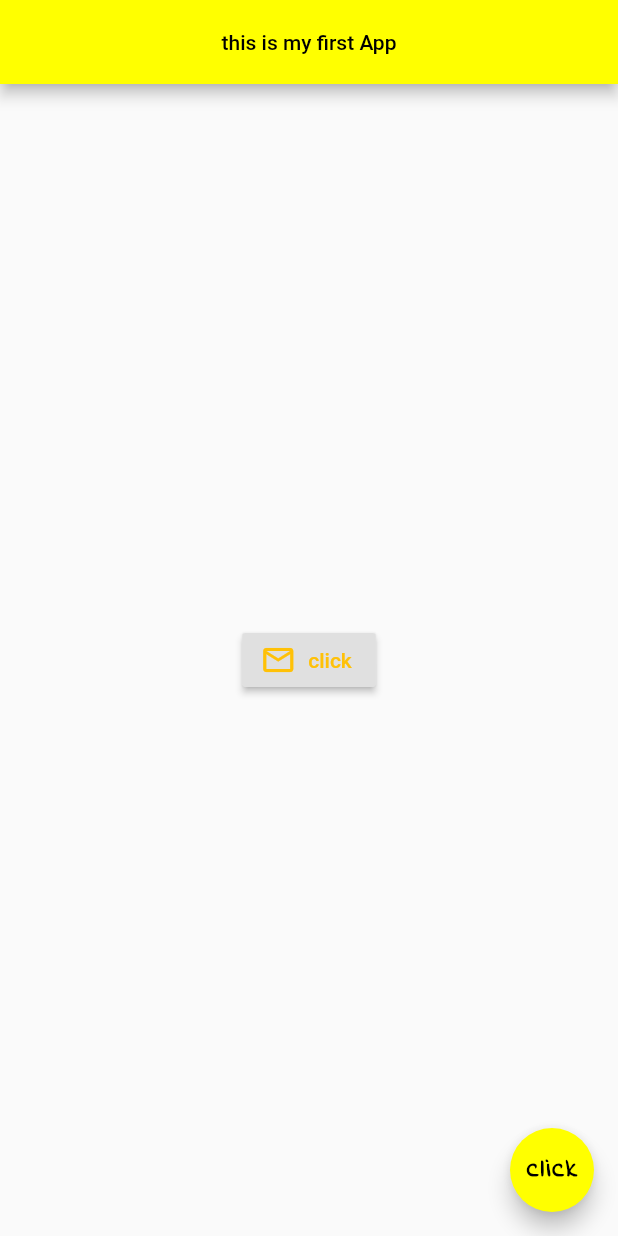
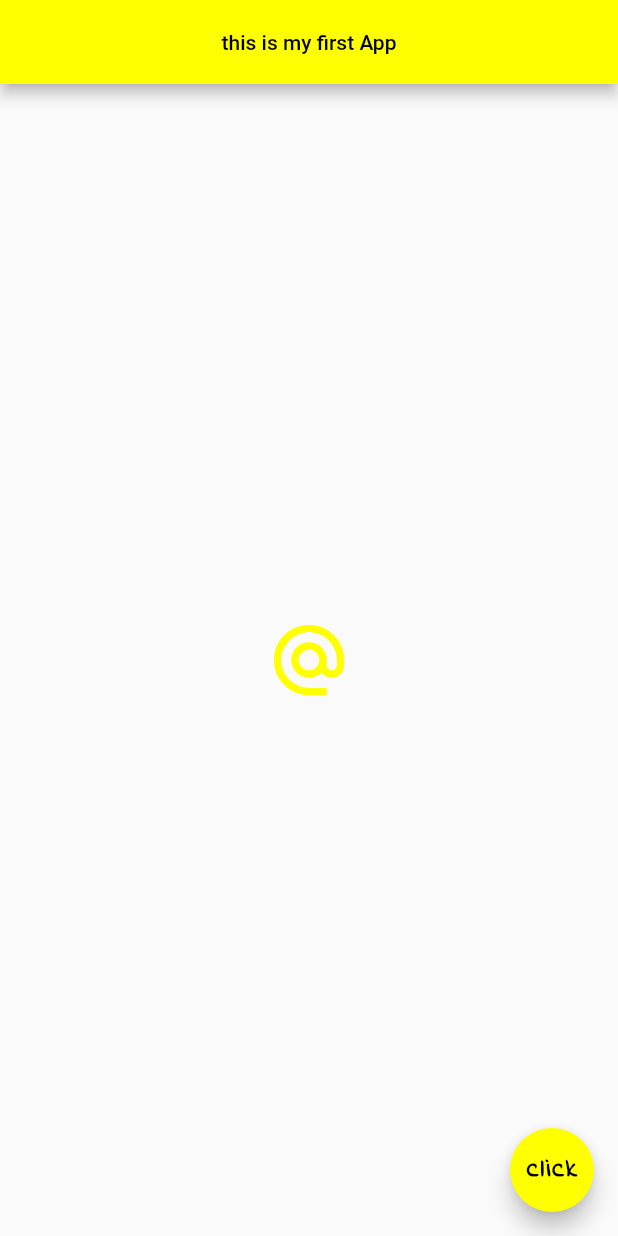
Before and after one commit to irakliB778/net-ninja, a Flutter app: the screen it shows after launch, on a phone screen of 412 x 824 dp. Run offline on Flutter 3.47's test engine with Material 2 defaults, Android fonts, the phone set to English and light mode, and no system bars.

Commit message:
create iconbutton

```diff
--- a/lib/main.dart
+++ b/lib/main.dart
@@ -20,13 +20,13 @@ class Home extends StatelessWidget {
           centerTitle: true,
           backgroundColor: Colors.yellowAccent,
         ),body:Center(
-      child:RaisedButton.icon(
+      child:IconButton(
         onPressed: () {
-          print('hello world!!');
+          print('button was clicked');
         },
-        icon:Icon(Icons.email_outlined),
-        label: Text('click'),
-        textColor: Colors.amber,
+        icon: Icon(Icons.alternate_email),
+        color: Colors.yellowAccent,
+        iconSize: 56,
       )
     ),floatingActionButton: FloatingActionButton(
       child:Text(
```
